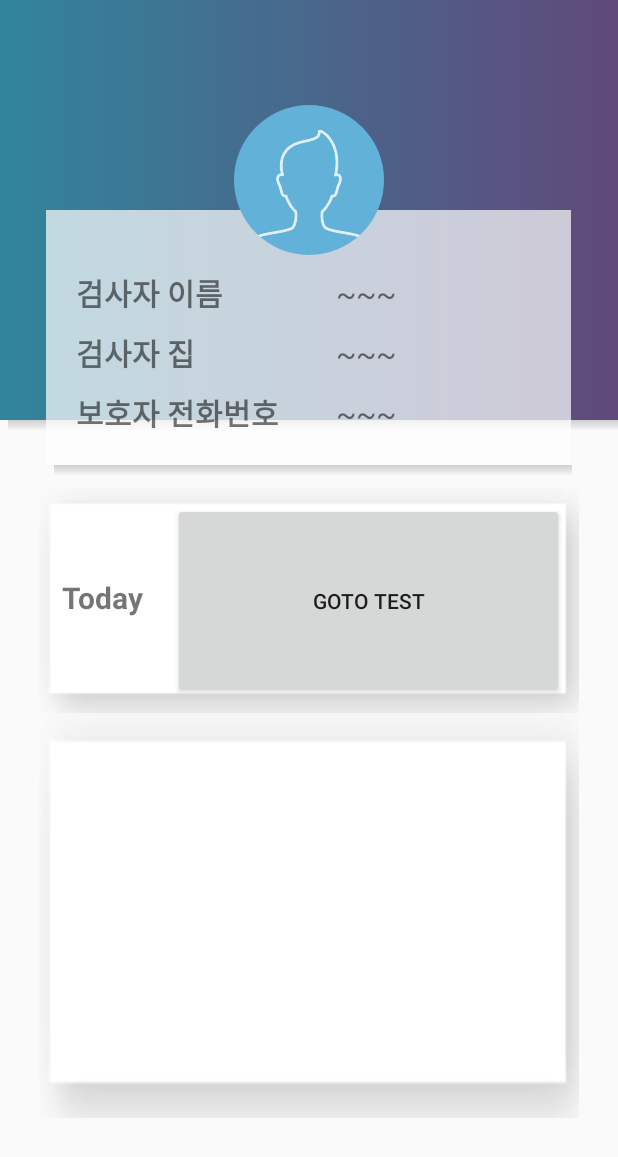
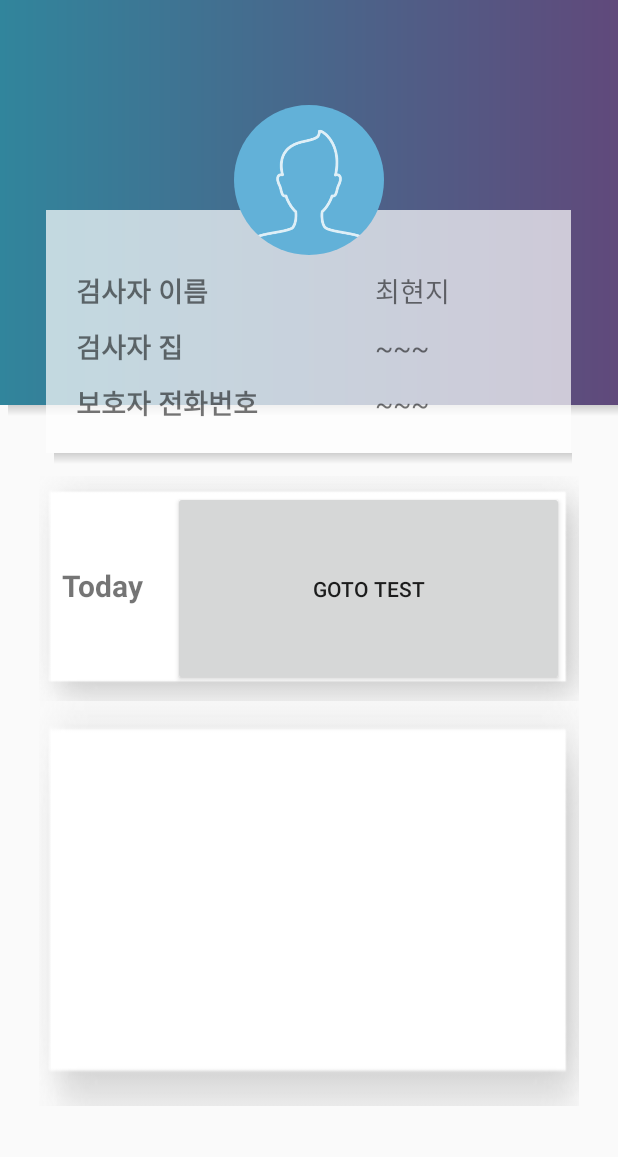
Before and after one commit to HyeonJiChoi/ChiChi, an Android app: the screen it shows after launch (InspectorMainScreen), after a tap on "GOTO INSPECTOR MAIN SCREEN", on a phone screen of 412 x 824 dp. Shown: the top 1157 px of the screen. Run offline under Robolectric (Android 15) with nearby library versions, the phone set to English and light mode, and no system bars; our stand-ins replace CircleImageView, Firebase (no records; nobody signed in at launch, a user with empty details on screens opened directly); libraries missing offline, so code that uses them is left out: com.firebase.ui; 3 statements that could not run were skipped.

Commit message:
make Insert name
inserts

```diff
--- a/CHICHI/app/src/main/java/org/dementia/chichi/InspectorMainScreen.java
+++ b/CHICHI/app/src/main/java/org/dementia/chichi/InspectorMainScreen.java
@@ -9,6 +9,7 @@ import android.os.Bundle;
 import android.view.LayoutInflater;
 import android.view.View;
 import android.widget.Button;
+import android.widget.TextView;
 
 import com.bumptech.glide.Glide;
 import com.google.firebase.storage.FirebaseStorage;
@@ -19,6 +20,7 @@ import de.hdodenhof.circleimageview.CircleImageView;
 
 public class InspectorMainScreen extends AppCompatActivity {
     Button testButton;
+    TextView name, home, number;
     CircleImageView inspectorMainScreenProfile;
     StorageReference riversRef;
 
@@ -28,7 +30,14 @@ public class InspectorMainScreen extends AppCompatActivity {
         setContentView(R.layout.activity_inspector_main_screen);
         riversRef = FirebaseStorage.getInstance().getReferenceFromUrl("gs://chichi-cef38.appspot.com");;
         testButton = findViewById(R.id.inspectorMainScreenTestButton);
-        inspectorMainScreenProfile = findViewById(R.id.inspectorMainScreenProfile);;
+        inspectorMainScreenProfile = findViewById(R.id.inspectorMainScreenProfile);
+        name = findViewById(R.id.inspectorMainScreenTextViewName);
+        home = findViewById(R.id.inspectorMainScreenTextViewHome);
+        number = findViewById(R.id.inspectorMainScreenTextViewNumber);
+
+        name.setText(MainActivity.name);
+        home.setText(MainActivity.firestoreManagement.user.get("home").toString());
+        number.setText(MainActivity.firestoreManagement.user.get("number").toString());
 
         Glide.with(this)
                 .using(new FirebaseImageLoader())
--- a/CHICHI/app/src/main/java/org/dementia/chichi/MainActivity.java
+++ b/CHICHI/app/src/main/java/org/dementia/chichi/MainActivity.java
@@ -11,12 +11,15 @@ import android.view.View;
 import android.widget.Button;
 
 public class MainActivity extends AppCompatActivity {
+    static String name;
     Button button;
-
+    static FirestoreManagement firestoreManagement;
     @Override
     protected void onCreate(Bundle savedInstanceState) {
         super.onCreate(savedInstanceState);
         setContentView(R.layout.activity_main);
+
+        name  = "최현지";
 
         button = findViewById(R.id.mainButton);
         button.setOnClickListener(new View.OnClickListener() {
@@ -30,7 +33,7 @@ public class MainActivity extends AppCompatActivity {
         Toolbar toolbar = (Toolbar) findViewById(R.id.toolbar_actionbar);
         setSupportActionBar(toolbar);
 
-        FirestoreManagement firestoreManagement = new FirestoreManagement();
+        firestoreManagement = new FirestoreManagement();
         //firestoreManagement.add("최현지","chj159258357",22, "경기도 김포시 사우동", "010-4090-9585");
         firestoreManagement.read_data("최현지chj159258357");
 
--- a/CHICHI/app/src/main/res/layout/activity_inspector_main_screen.xml
+++ b/CHICHI/app/src/main/res/layout/activity_inspector_main_screen.xml
@@ -10,7 +10,7 @@
         android:id="@+id/toolbar_actionbar"
         layout="@layout/toolbar_main"
         android:layout_width="match_parent"
-        android:layout_height="280dp" />
+        android:layout_height="270dp" />
     <View
         android:layout_below="@+id/toolbar_actionbar"
         android:layout_width="match_parent"
@@ -29,7 +29,7 @@
         android:paddingTop="40dp"
         android:paddingBottom="20dp"
         android:paddingLeft="20dp"
-        android:paddingRight="20dp">
+        android:paddingRight="18dp">
 
         <TableRow
             android:paddingBottom="10dp">
@@ -40,14 +40,15 @@
                 android:layout_height="wrap_content"
                 android:layout_weight="1"
                 android:text="검사자 이름"
-                android:textSize="20dp" />
+                android:textSize="18dp" />
 
             <TextView
+                android:id="@+id/inspectorMainScreenTextViewName"
                 android:layout_width="wrap_content"
                 android:layout_height="wrap_content"
-                android:layout_weight="2.5"
+                android:layout_weight="0.8"
                 android:text="~~~"
-                android:textSize="20dp" />
+                android:textSize="18dp" />
         </TableRow>
         <TableRow
             android:paddingBottom="10dp">
@@ -57,15 +58,16 @@
                 android:layout_width="wrap_content"
                 android:layout_height="wrap_content"
                 android:text="검사자 집"
-                android:textSize="20dp"
+                android:textSize="18dp"
                 android:layout_weight="1"/>
 
             <TextView
+                android:id="@+id/inspectorMainScreenTextViewHome"
                 android:layout_width="wrap_content"
                 android:layout_height="wrap_content"
                 android:text="~~~"
-                android:textSize="20dp"
-                android:layout_weight="2.5"/>
+                android:textSize="18dp"
+                android:layout_weight="0.8"/>
         </TableRow>
         <TableRow>
 
@@ -74,15 +76,16 @@
                 android:layout_width="wrap_content"
                 android:layout_height="wrap_content"
                 android:text="보호자 전화번호"
-                android:textSize="20dp"
+                android:textSize="18dp"
                 android:layout_weight="1"/>
 
             <TextView
+                android:id="@+id/inspectorMainScreenTextViewNumber"
                 android:layout_width="wrap_content"
                 android:layout_height="wrap_content"
                 android:text="~~~"
-                android:textSize="20dp"
-                android:layout_weight="2.5"/>
+                android:textSize="18dp"
+                android:layout_weight="0.8"/>
         </TableRow>
 
     </TableLayout>
--- a/CHICHI/app/src/main/res/layout/activity_main.xml
+++ b/CHICHI/app/src/main/res/layout/activity_main.xml
@@ -1,6 +1,5 @@
 <?xml version="1.0" encoding="utf-8"?>
 <RelativeLayout xmlns:android="http://schemas.android.com/apk/res/android"
-    xmlns:app="http://schemas.android.com/apk/res-auto"
     xmlns:tools="http://schemas.android.com/tools"
     android:layout_width="match_parent"
     android:layout_height="match_parent"
@@ -9,7 +8,7 @@
         android:id="@+id/toolbar_actionbar"
         layout="@layout/toolbar_main"
         android:layout_width="match_parent"
-        android:layout_height="200dp"/>
+        android:layout_height="190dp"/>
 
         <Button
             android:id="@+id/mainButton"
```
Also changed, not shown: CHICHI/app/src/main/java/org/dementia/chichi/FirestoreManagement.java (+7 -7 lines).
